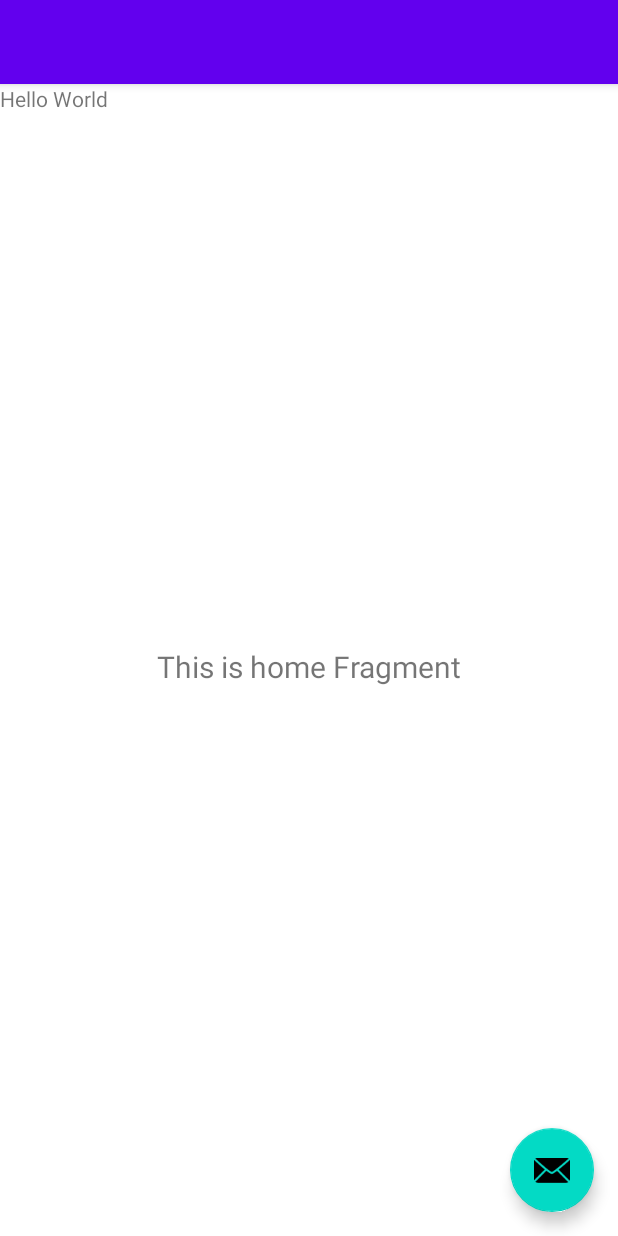
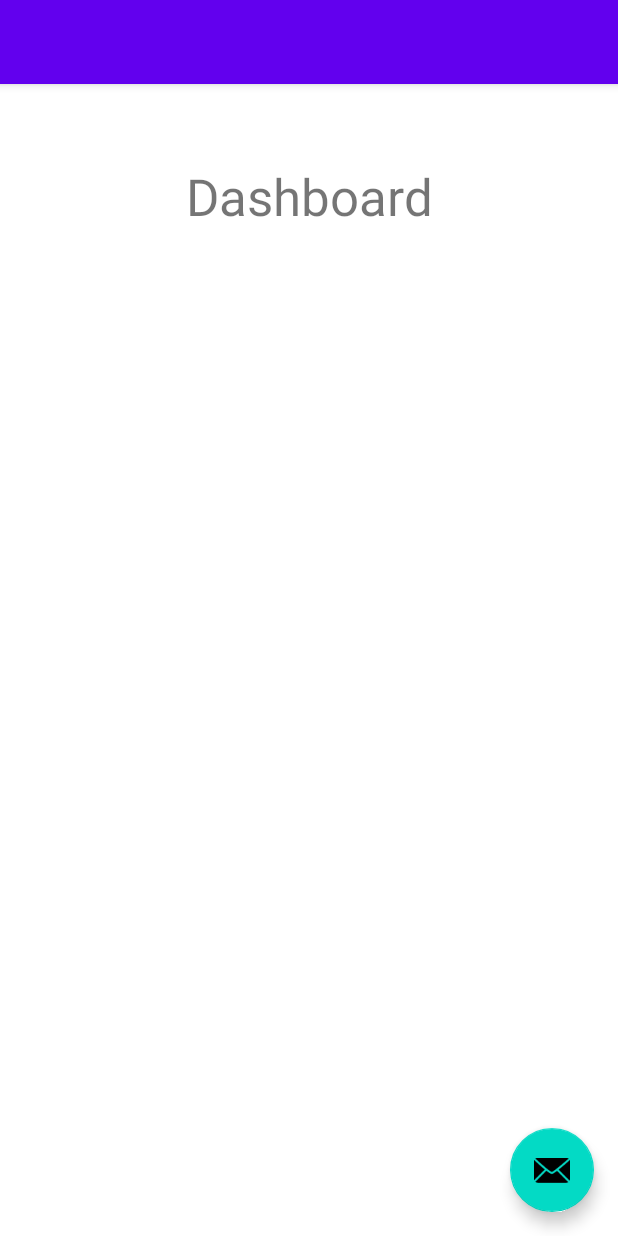
Before and after one commit to SumukhP-dev/MyMoneyTracker_App, an Android app: the layout app_bar_main.xml on its own in the app's theme, with its tools: preview values and no code run, on a phone screen of 412 x 824 dp. Run offline under Robolectric (Android 15) with nearby library versions, the phone set to English and light mode, and no system bars; Roboto replaces fonts that are not available here.

Commit message:
Added Dashboard text to home screen

```diff
--- a/app/src/main/java/com/example/mymoneytracker/MainActivity.kt
+++ b/app/src/main/java/com/example/mymoneytracker/MainActivity.kt
@@ -47,8 +47,8 @@ class MainActivity : AppCompatActivity() {
         setupActionBarWithNavController(navController, appBarConfiguration)
         navView.setupWithNavController(navController)
 
-        // Set to true to test login page
-        if (true) {
+        // Set to false to not test login page
+        if (false) {
             // show Welcome Screen
             startActivity(Intent(this, LoginActivity::class.java))
         }
--- a/app/src/main/java/com/example/mymoneytracker/ui/home/HomeFragment.kt
+++ b/app/src/main/java/com/example/mymoneytracker/ui/home/HomeFragment.kt
@@ -27,11 +27,6 @@ class HomeFragment : Fragment() {
 
         _binding = FragmentHomeBinding.inflate(inflater, container, false)
         val root: View = binding.root
-
-        val textView: TextView = binding.textHome
-        homeViewModel.text.observe(viewLifecycleOwner) {
-            textView.text = it
-        }
         return root
     }
 
--- a/app/src/main/res/layout/fragment_home.xml
+++ b/app/src/main/res/layout/fragment_home.xml
@@ -7,24 +7,16 @@
     tools:context=".ui.home.HomeFragment">
 
     <TextView
-        android:id="@+id/text_home"
-        android:layout_width="match_parent"
+        android:id="@+id/textView2"
+        android:layout_width="wrap_content"
         android:layout_height="wrap_content"
-        android:layout_marginStart="8dp"
-        android:layout_marginTop="8dp"
-        android:layout_marginEnd="8dp"
-        android:textAlignment="center"
-        android:textSize="20sp"
+        android:text="Dashboard"
+        android:textSize="34sp"
         app:layout_constraintBottom_toBottomOf="parent"
         app:layout_constraintEnd_toEndOf="parent"
         app:layout_constraintStart_toStartOf="parent"
-        app:layout_constraintTop_toTopOf="parent" />
+        app:layout_constraintTop_toTopOf="parent"
+        app:layout_constraintVertical_bias="0.072" />
+        android:textColor = "?android:textColorPrimary"
 
-    <TextView
-        android:id="@+id/textView2"
-        android:layout_width="wrap_content"
-        android:layout_height="wrap_content"
-        android:text="Hello World"
-        tools:layout_editor_absoluteX="187dp"
-        tools:layout_editor_absoluteY="173dp" />
 </androidx.constraintlayout.widget.ConstraintLayout>
--- a/app/src/main/res/values-night/themes.xml
+++ b/app/src/main/res/values-night/themes.xml
@@ -12,5 +12,6 @@
         <!-- Status bar color. -->
         <item name="android:statusBarColor">?attr/colorPrimaryVariant</item>
         <!-- Customize your theme here. -->
+        <item name="android:textColorPrimary">@color/white</item>
     </style>
 </resources>
```
Also changed, not shown: app/src/main/res/layout/activity_login.xml (+10 -8 lines), app/src/main/res/drawable/app_icon.png.
